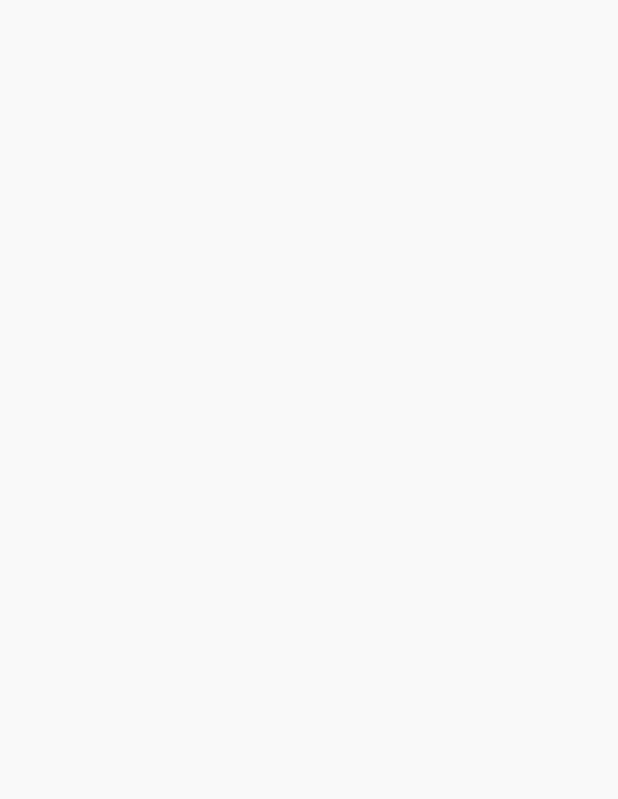
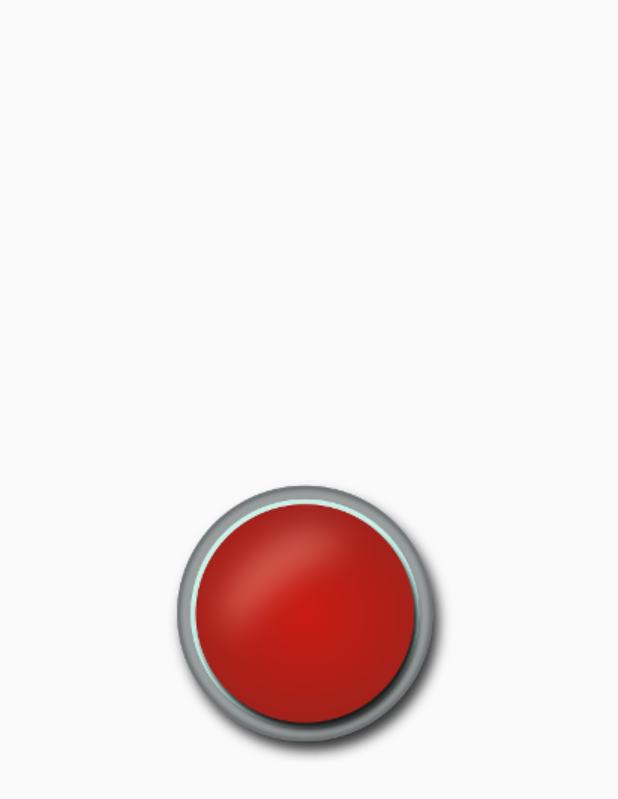
Before and after one commit to bryantanuwidjaja/HereHeroEmergency, an Android app: the screen it shows after launch (MainActivity), on a phone screen of 412 x 824 dp. Before the commit the part shown is empty. Shown: the top 799 px of the screen. Run offline under Robolectric (Android 15) with nearby library versions, the phone set to English and light mode, and no system bars.

Commit message:
Adding Panic Button on Home Activity
Panic Button has 2 Stage, additional on disabled button but still no function to do with the disabled button

```diff
--- a/app/src/main/java/com/example/bryan/hereheroemergency/MainActivity.java
+++ b/app/src/main/java/com/example/bryan/hereheroemergency/MainActivity.java
@@ -2,6 +2,9 @@ package com.example.bryan.hereheroemergency;
 
 import android.support.v7.app.AppCompatActivity;
 import android.os.Bundle;
+import android.view.View;
+import android.widget.Button;
+import android.widget.Toast;
 
 public class MainActivity extends AppCompatActivity {
 
@@ -9,5 +12,14 @@ public class MainActivity extends AppCompatActivity {
     protected void onCreate(Bundle savedInstanceState) {
         super.onCreate(savedInstanceState);
         setContentView(R.layout.activity_main);
+
+        final Button panicButton = findViewById(R.id.panic_button);
+
+        panicButton.setOnClickListener(new View.OnClickListener() {
+            @Override
+            public void onClick(View v) {
+                Toast.makeText(MainActivity.this,"Click",Toast.LENGTH_SHORT).show();;
+            }
+        });
     }
 }
--- /dev/null
+++ b/app/src/main/res/drawable/custom_button.xml
@@ -0,0 +1,11 @@
+<?xml version="1.0" encoding="utf-8"?>
+<selector xmlns:android="http://schemas.android.com/apk/res/android">
+    <item
+        android:state_pressed="true"
+        android:drawable="@drawable/button_pressed" />
+    <item
+        android:state_enabled="false"
+        android:drawable="@drawable/button_disabled"/>
+    <item
+        android:drawable="@drawable/button_default"/>
+</selector>
--- a/app/src/main/res/layout/activity_main.xml
+++ b/app/src/main/res/layout/activity_main.xml
@@ -6,4 +6,17 @@
     android:layout_height="match_parent"
     tools:context=".MainActivity">
 
+    <Button
+        android:id="@+id/panic_button"
+        android:layout_width="wrap_content"
+        android:layout_height="wrap_content"
+        android:layout_marginBottom="8dp"
+        android:layout_marginEnd="8dp"
+        android:layout_marginStart="8dp"
+        android:layout_marginTop="8dp"
+        android:background="@drawable/custom_button"
+        app:layout_constraintBottom_toBottomOf="parent"
+        app:layout_constraintEnd_toEndOf="parent"
+        app:layout_constraintStart_toStartOf="parent"
+        app:layout_constraintTop_toTopOf="parent" />
 </android.support.constraint.ConstraintLayout>
```
Also changed, not shown: app/src/main/res/drawable/button_default.png (added), app/src/main/res/drawable/button_disabled.png (added), app/src/main/res/drawable/button_pressed.png (added).
